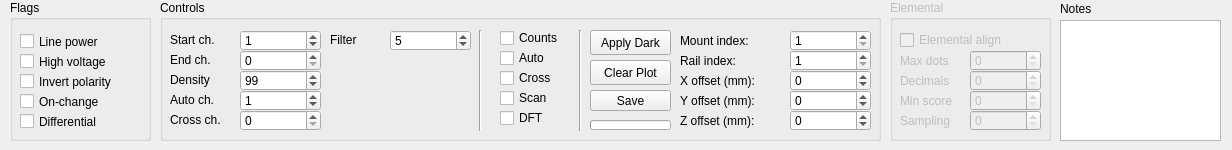
ahp-electronics/xc-gui, file line.ui: the form before one commit.
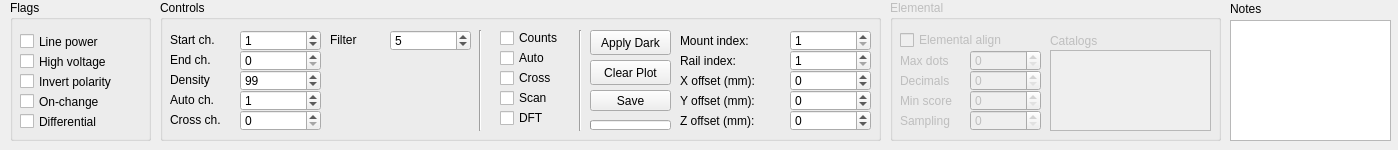
The form after the commit.

Commit message: Single spectrum catalog loading

What changed in the file:
```diff
--- a/line.ui
+++ b/line.ui
@@ -6,7 +6,7 @@
    <rect>
     <x>0</x>
     <y>0</y>
-    <width>1232</width>
+    <width>1398</width>
     <height>150</height>
    </rect>
   </property>
@@ -94,7 +94,7 @@
   <widget class="QPlainTextEdit" name="Notes">
    <property name="geometry">
     <rect>
-     <x>1060</x>
+     <x>1230</x>
      <y>20</y>
      <width>161</width>
      <height>121</height>
@@ -104,7 +104,7 @@
   <widget class="QLabel" name="label">
    <property name="geometry">
     <rect>
-     <x>1060</x>
+     <x>1230</x>
      <y>0</y>
      <width>67</width>
      <height>17</height>
@@ -122,7 +122,7 @@
     <rect>
      <x>890</x>
      <y>0</y>
-     <width>161</width>
+     <width>331</width>
      <height>141</height>
     </rect>
    </property>
@@ -264,6 +264,44 @@
      <string>Sampling</string>
     </property>
    </widget>
+   <widget class="QTreeView" name="Catalogs">
+    <property name="geometry">
+     <rect>
+      <x>160</x>
+      <y>50</y>
+      <width>161</width>
+      <height>81</height>
+     </rect>
+    </property>
+    <property name="editTriggers">
+     <set>QAbstractItemView::DoubleClicked</set>
+    </property>
+    <property name="selectionBehavior">
+     <enum>QAbstractItemView::SelectItems</enum>
+    </property>
+    <property name="indentation">
+     <number>26</number>
+    </property>
+    <property name="headerHidden">
+     <bool>true</bool>
+    </property>
+   </widget>
+   <widget class="QLabel" name="maxdots_2">
+    <property name="enabled">
+     <bool>false</bool>
+    </property>
+    <property name="geometry">
+     <rect>
+      <x>160</x>
+      <y>30</y>
+      <width>161</width>
+      <height>21</height>
+     </rect>
+    </property>
+    <property name="text">
+     <string>Catalogs</string>
+    </property>
+   </widget>
   </widget>
   <widget class="QGroupBox" name="Controls">
    <property name="enabled">
```
The commit also changes 2 other files.
